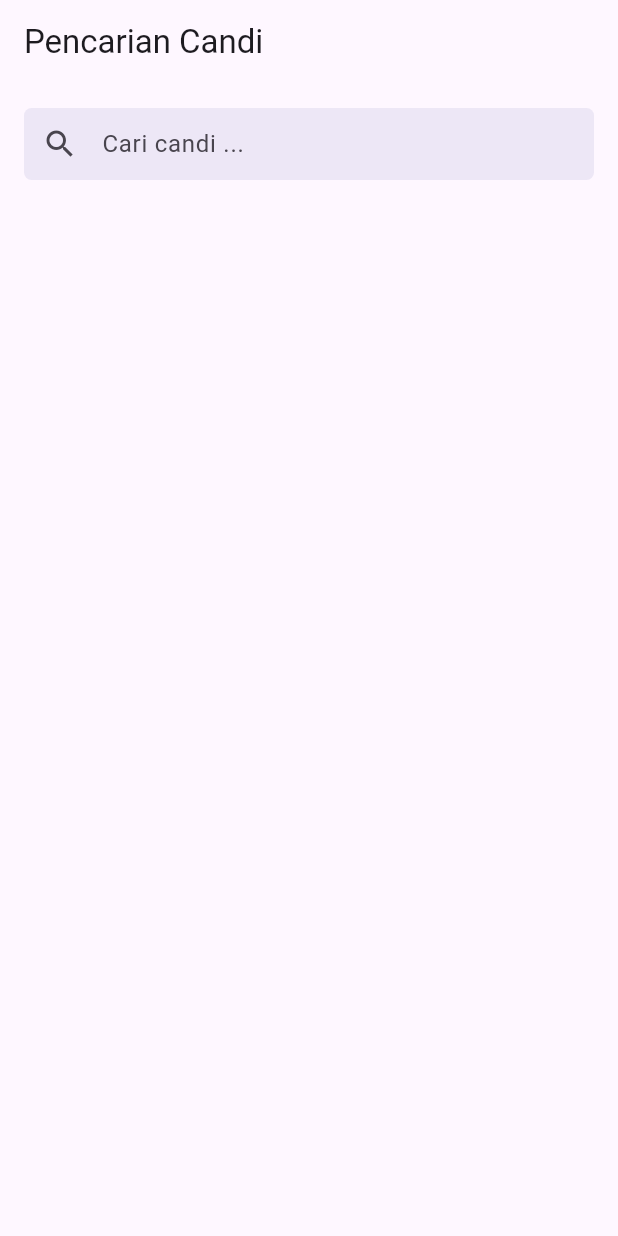
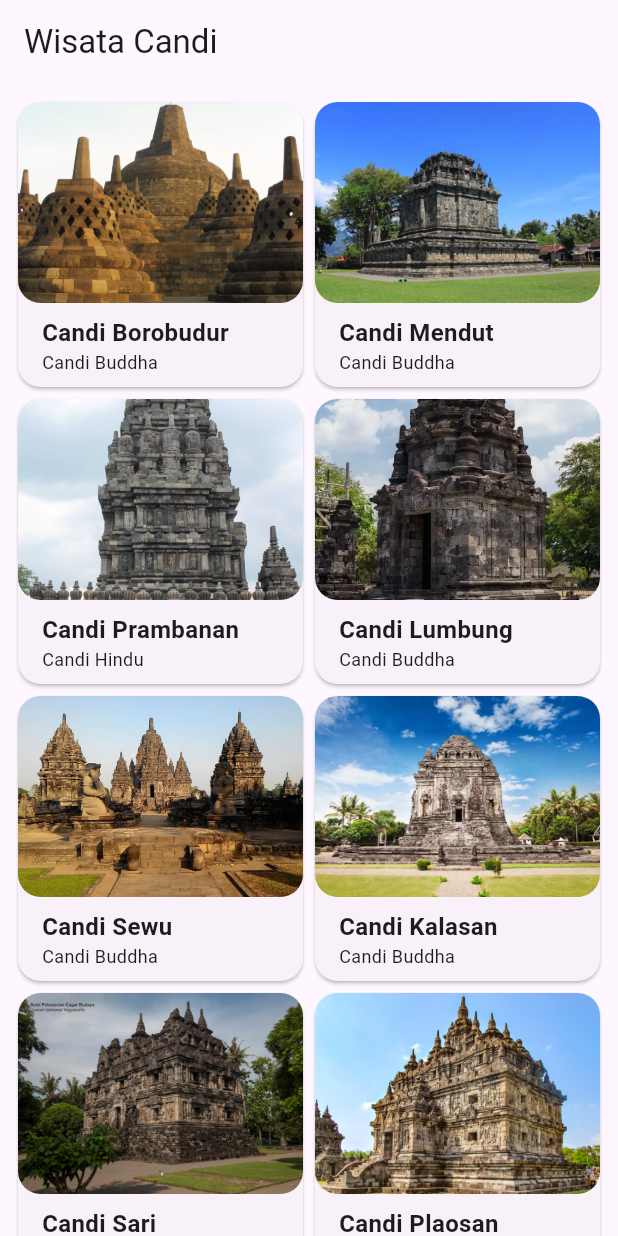
Before and after one commit to Flutter-1/wisata_candi, a Flutter app: the screen it shows after launch, on a phone screen of 412 x 824 dp. Run offline on Flutter 3.47's test engine with Material 2 defaults, Android fonts, the phone set to English and light mode, and no system bars.

Commit message:
Add Grid View

```diff
--- a/lib/main.dart
+++ b/lib/main.dart
@@ -1,4 +1,5 @@
 import 'package:flutter/material.dart';
+import 'package:wisata_candi/screens/home_screen.dart';
 import 'package:wisata_candi/screens/search_screen.dart';
 
 void main() {
@@ -16,7 +17,7 @@ class MyApp extends StatelessWidget {
         colorScheme: ColorScheme.fromSeed(seedColor: Colors.deepPurple),
         useMaterial3: true,
       ),
-      home: const SearchScreen(),
+      home: const HomeScreen(),
     );
   }
 }
--- /dev/null
+++ b/lib/screens/home_screen.dart
@@ -0,0 +1,35 @@
+import 'package:flutter/material.dart';
+import 'package:wisata_candi/data/candi_data.dart';
+import 'package:wisata_candi/models/candi.dart';
+
+import '../widgets/item_card.dart';
+
+class HomeScreen extends StatefulWidget {
+  const HomeScreen({super.key});
+
+  @override
+  State<HomeScreen> createState() => _HomeScreenState();
+}
+
+class _HomeScreenState extends State<HomeScreen> {
+  @override
+  Widget build(BuildContext context) {
+    return Scaffold(
+      // TODO: 1. Buat appbar dengan judul Wisata Candi
+      appBar: AppBar(title: const Text('Wisata Candi')),
+      // TODO: 2. Buat body dengan GridView.builder
+      body: GridView.builder(
+        gridDelegate: const SliverGridDelegateWithFixedCrossAxisCount(
+          crossAxisCount: 2,
+        ),
+        padding: const EdgeInsets.all(8),
+        itemCount: candiList.length,
+        itemBuilder: (context, index) {
+          // TODO: 3. Buat ItemCard sebagai return value dari GridView.builder
+          Candi candi = candiList[index];
+          return ItemCard(candi: candi);
+        },
+      ),
+    );
+  }
+}
--- /dev/null
+++ b/lib/widgets/item_card.dart
@@ -0,0 +1,59 @@
+import 'package:flutter/material.dart';
+
+import '../models/candi.dart';
+
+class ItemCard extends StatelessWidget {
+  // TODO: 1. Deklarasi variabel yang dibutuhkan dan pasang pada konstruktor
+  final Candi candi;
+
+  const ItemCard({super.key, required this.candi});
+
+  @override
+  Widget build(BuildContext context) {
+    return Card(
+      // TODO: 2. Tetapkan parameter shape, margin, dan elevation
+      shape: RoundedRectangleBorder(
+        borderRadius: BorderRadius.circular(15),
+      ),
+      margin: EdgeInsets.all(4),
+      elevation: 1,
+      child: Column(
+        crossAxisAlignment: CrossAxisAlignment.start,
+        children: [
+          // TODO: 3. Buat Image sebagai anak dari Column
+          Expanded(
+            child: ClipRRect(
+              borderRadius: BorderRadius.circular(15),
+              child: Image.asset(
+                candi.imageAsset,
+                width: double.infinity,
+                fit: BoxFit.cover,
+              ),
+            ),
+          ),
+          // TODO: 4. Buat Text sebagai anak dari Column
+          Padding(
+            padding: const EdgeInsets.only(left: 16, top: 8),
+            child: Text(
+              candi.name,
+              style: const TextStyle(
+                fontSize: 16,
+                fontWeight: FontWeight.bold,
+              ),
+            ),
+          ),
+          // TODO: 5. Buat Text sebagai anak dari Column
+          Padding(
+            padding: const EdgeInsets.only(left: 16, bottom: 8),
+            child: Text(
+              candi.type,
+              style: const TextStyle(
+                fontSize: 12,
+              ),
+            ),
+          ),
+        ],
+      ),
+    );
+  }
+}
```
